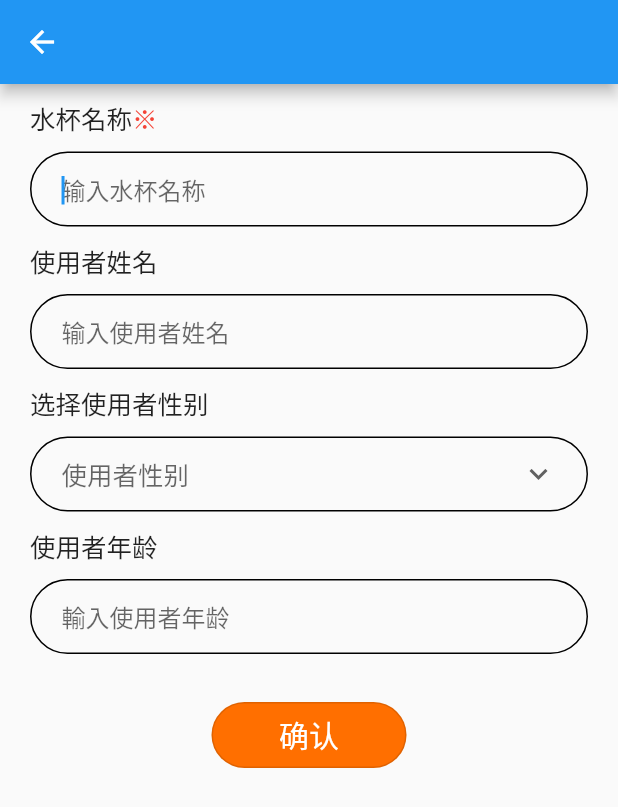
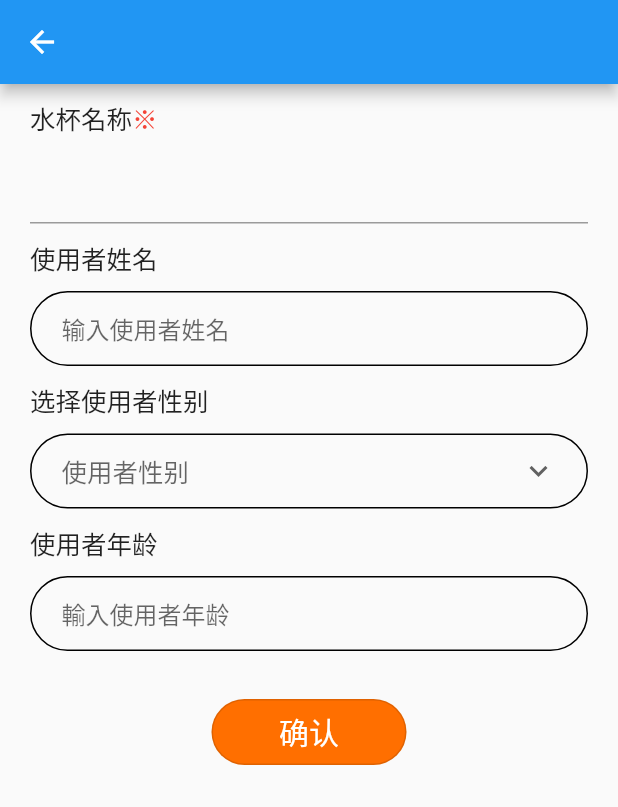
Before and after one commit to Salmonberry/Collapse, a Flutter app: the screen it shows after launch, after a tap on the "ac unit" icon, on a phone screen of 412 x 824 dp. Shown: the top 807 px of the screen. Run offline on Flutter 3.47's test engine with Material 2 defaults, Android fonts, the phone set to English and light mode, and no system bars; drawn by our look-alikes of dropdown_button2; our stand-ins replace cached_network_image, date_format, flutter_image_compress, fluttertoast, get_it, image_cropper and 3 more; network calls fail.

```diff
--- a/example/lib/home/home.dart
+++ b/example/lib/home/home.dart
@@ -32,8 +32,7 @@ class _MyHomePageState extends State<MyHomePage> {
             spacing: 5,
             children: <Widget>[
               _buildItem('Buttons', Icons.add, '/flutter_environment_page'),
-              _buildItem('inputs', Icons.ac_unit_rounded, '/input_widgets'),
-              // _buildItem('inputs', Icons.ac_unit_rounded, '/input_widgets'),
+              _buildItem('Inputs', Icons.ac_unit_rounded, '/input_widgets'),
             ],
           ),
         ) // This trailing comma makes auto-formatting nicer for build methods.
--- a/example/lib/main.dart
+++ b/example/lib/main.dart
@@ -36,6 +36,7 @@ class MyApp extends StatelessWidget {
         '/flutter_environment_page': (
             context) => const FlutterEnvironmentPage(),
         '/input_widgets': (context) =>const InputWidgets(),
+        '/test': (context) =>const InputWidgets(),
       },
     );
   }
--- a/example/pubspec.yaml
+++ b/example/pubspec.yaml
@@ -34,7 +34,6 @@ dependencies:
   # The following adds the Cupertino Icons font to your application.
   # Use with the CupertinoIcons class for iOS style icons.
   cupertino_icons: ^1.0.2
-
   collapse:
     path: ../
 
--- a/lib/src/widgets/inputs/input_widgets.dart
+++ b/lib/src/widgets/inputs/input_widgets.dart
@@ -21,6 +21,12 @@ class _InputWidgetsState extends State<InputWidgets>
   late TextEditingController _deviceNameTextEditingController;
   late TextEditingController _userNameTextEditingController;
   late TextEditingController _userAgeTextEditingController;
+
+  static const List<String> _kOptions = <String>[
+    'aardvark',
+    'bobcat',
+    'chameleon',
+  ];
 
   @override
   void initState() {
@@ -231,26 +237,39 @@ class _InputWidgetsState extends State<InputWidgets>
                   TextSpan(text: '※', style: TextStyle(color: Colors.red))
                 ])),
             Container(
-              margin: const EdgeInsets.only(top: 10),
-              decoration: BoxDecoration(
-                  border: Border.all(),
-                  borderRadius: const BorderRadius.all(Radius.circular(50))),
-              child: TextField(
-                controller: _deviceNameTextEditingController,
-                autofocus: true,
-                maxLines: 1,
-                maxLengthEnforcement:
-                    MaxLengthEnforcement.truncateAfterCompositionEnds,
-                inputFormatters: <TextInputFormatter>[
-                  LengthLimitingTextInputFormatter(8) //限制长度
-                ],
-                decoration: const InputDecoration(
-                    prefix: SizedBox(width: 20),
-                    border: InputBorder.none,
-                    hintText: '输入水杯名称'),
-                onChanged: (value) {},
-              ),
-            )
+                margin: const EdgeInsets.only(top: 10),
+                // decoration: BoxDecoration(
+                //     border: Border.all(),
+                //     borderRadius: const BorderRadius.all(Radius.circular(50))),
+                child: Autocomplete(
+                  optionsBuilder: (TextEditingValue textEditingValue) {
+                    if (textEditingValue.text == '') {
+                      return const Iterable<String>.empty();
+                    }
+
+                    return _kOptions.where((String option) {
+                      return option
+                          .contains(textEditingValue.text.toLowerCase());
+                    });
+                  },
+                )
+
+                // TextField(
+                //   controller: _deviceNameTextEditingController,
+                //   autofocus: true,
+                //   maxLines: 1,
+                //   maxLengthEnforcement:
+                //       MaxLengthEnforcement.truncateAfterCompositionEnds,
+                //   inputFormatters: <TextInputFormatter>[
+                //     LengthLimitingTextInputFormatter(8) //限制长度
+                //   ],
+                //   decoration: const InputDecoration(
+                //       prefix: SizedBox(width: 20),
+                //       border: InputBorder.none,
+                //       hintText: '输入水杯名称'),
+                //   onChanged: (value) {},
+                // ),
+                )
           ],
         ),
       );
--- a/pubspec.yaml
+++ b/pubspec.yaml
@@ -21,6 +21,7 @@ dependencies:
   cached_network_image: ^3.2.0
   loading_animation_widget: ^1.1.0+5
   dropdown_button2: ^1.4.0
+  date_format: ^2.0.6
 
 dev_dependencies:
   flutter_test:
```
Also changed, not shown: lib/src/date_time_utils.dart (+29 -2 lines), example/pubspec.lock, 1 other file.
